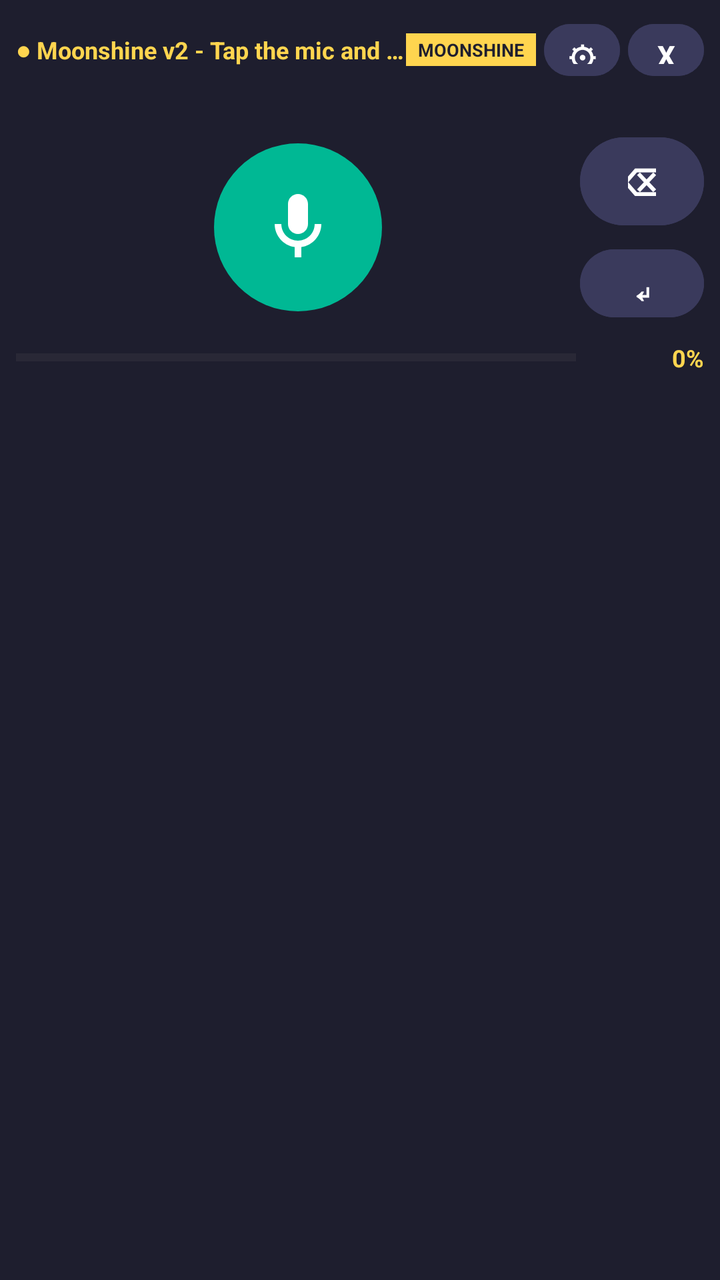
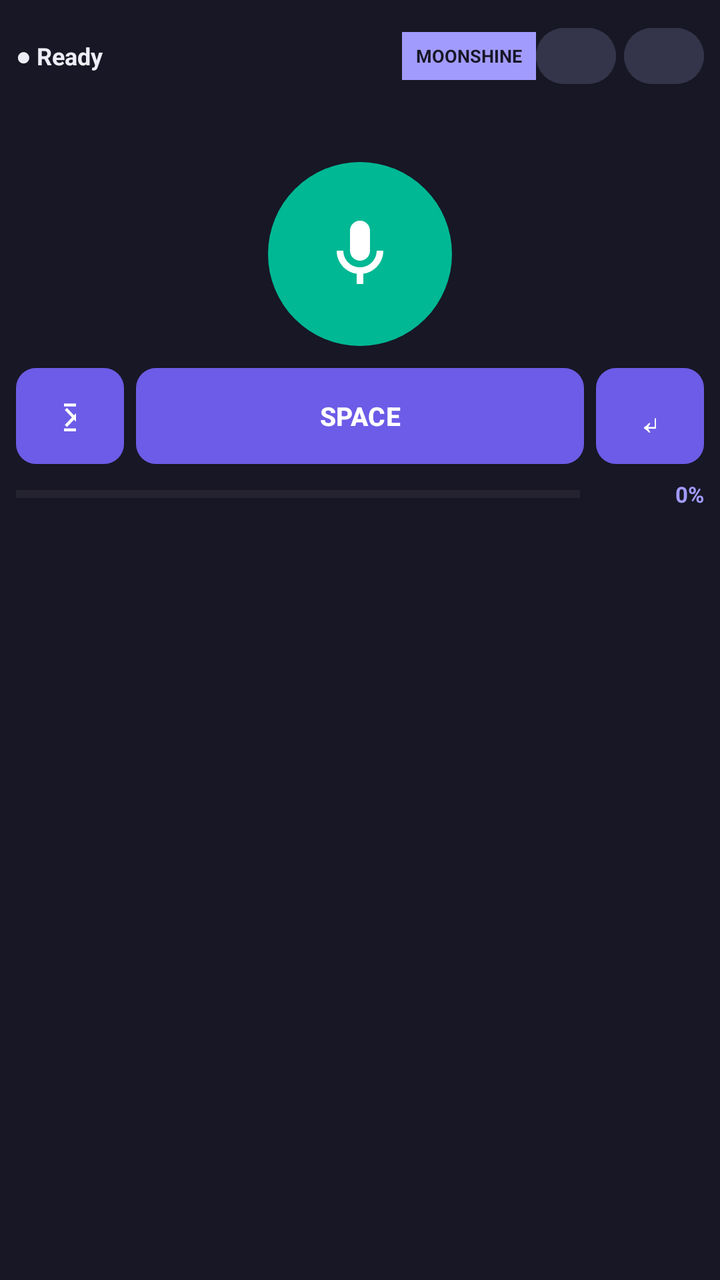

Screens rendered from an Android XML layout before and after an edit, with the pre-edit source and the edit as a unified diff.
<!-- AndroidManifest.xml: application theme Theme.WhisperKeyboard -->
<!-- res/layout/keyboard_view.xml -->
<?xml version="1.0" encoding="utf-8"?>
<LinearLayout xmlns:android="http://schemas.android.com/apk/res/android"
    android:orientation="vertical"
    android:layout_width="match_parent"
    android:layout_height="wrap_content"
    android:background="#1E1E2E"
    android:padding="8dp">

    <LinearLayout android:orientation="horizontal" android:layout_width="match_parent" android:layout_height="wrap_content" android:gravity="center_vertical">
        <TextView android:id="@+id/tvStatus" android:text="● Moonshine v2 - Tap the mic and speak" android:textColor="#FFD54F" android:textSize="12sp" android:textStyle="bold" android:layout_width="0dp" android:layout_weight="1" android:layout_height="wrap_content" android:ellipsize="end" android:maxLines="1"/>
        <TextView android:text="MOONSHINE" android:textColor="#1E1E2E" android:background="#FFD54F" android:textSize="9sp" android:textStyle="bold" android:paddingStart="6dp" android:paddingEnd="6dp" android:paddingTop="2dp" android:paddingBottom="2dp" android:layout_marginEnd="4dp" android:layout_width="wrap_content" android:layout_height="wrap_content"/>
        <Button android:id="@+id/btnKeyboardGear" android:text="⚙" android:layout_width="38dp" android:layout_height="34dp" android:minWidth="0dp" android:paddingStart="0dp" android:paddingEnd="0dp" android:textSize="15sp" android:textStyle="bold" android:textColor="#FFFFFF" android:backgroundTint="#3A3A5C" android:contentDescription="Open app settings"/>
        <Button android:id="@+id/btnCloseKeyboard" android:text="X" android:layout_width="38dp" android:layout_height="34dp" android:layout_marginStart="4dp" android:minWidth="0dp" android:paddingStart="0dp" android:paddingEnd="0dp" android:textSize="14sp" android:textStyle="bold" android:textColor="#FFFFFF" android:backgroundTint="#3A3A5C" android:contentDescription="Close keyboard (return to default keyboard)"/>
    </LinearLayout>

    
    <TextView android:id="@+id/tvLabels" android:text="" android:textColor="#9FB8FF" android:textSize="11sp" android:layout_width="match_parent" android:layout_height="wrap_content" android:gravity="center" android:singleLine="true" android:ellipsize="end" android:paddingTop="2dp"/>

    
    <LinearLayout android:id="@+id/rowOutstanding" android:orientation="horizontal" android:layout_width="match_parent" android:layout_height="wrap_content" android:gravity="center_vertical" android:layout_marginTop="4dp" android:visibility="gone">
        <Button android:id="@+id/btnTypeOutstanding" android:text="📥 Type pending transcript" android:layout_width="0dp" android:layout_weight="1" android:layout_height="38dp" android:textSize="12sp" android:textStyle="bold" android:textColor="#212121" android:backgroundTint="#74B9FF"/>
        <Button android:id="@+id/btnDiscardOutstanding" android:text="🗑" android:layout_width="42dp" android:layout_height="38dp" android:layout_marginStart="4dp" android:minWidth="0dp" android:paddingStart="0dp" android:paddingEnd="0dp" android:textSize="14sp" android:textColor="#FFFFFF" android:backgroundTint="#636E72" android:contentDescription="Discard oldest pending transcript"/>
    </LinearLayout>

    <LinearLayout android:orientation="horizontal" android:layout_width="match_parent" android:layout_height="wrap_content" android:gravity="center_vertical" android:layout_marginTop="6dp">

        
        <FrameLayout android:layout_width="0dp" android:layout_weight="1" android:layout_height="wrap_content">
            <androidx.appcompat.widget.AppCompatImageButton
                android:id="@+id/btnMicCircle"
                android:layout_width="84dp" android:layout_height="84dp"
                android:layout_gravity="center_horizontal"
                android:background="@drawable/bg_circle"
                android:backgroundTint="#00B894"
                android:src="@drawable/ic_mic"
                android:contentDescription="Record"/>
        </FrameLayout>

        
        <LinearLayout android:orientation="vertical" android:layout_width="wrap_content" android:layout_height="wrap_content">
            <Button android:id="@+id/btnBackspace" android:text="⌫" android:layout_width="62dp" android:layout_height="52dp" android:textSize="19sp" android:textStyle="bold" android:textColor="#FFFFFF" android:backgroundTint="#3A3A5C" android:contentDescription="Backspace: tap deletes a character, hold deletes words faster and faster"/>
            <Button android:id="@+id/btnEnter" android:text="↵" android:layout_width="62dp" android:layout_height="42dp" android:layout_marginTop="4dp" android:textSize="18sp" android:textStyle="bold" android:textColor="#FFFFFF" android:backgroundTint="#3A3A5C" android:contentDescription="Enter: new line"/>
        </LinearLayout>
    </LinearLayout>

    
    <LinearLayout android:orientation="horizontal" android:layout_width="match_parent" android:layout_height="wrap_content" android:gravity="center_vertical" android:layout_marginTop="8dp">
        <ProgressBar android:id="@+id/progressTranscribe" style="?android:attr/progressBarStyleHorizontal" android:layout_width="0dp" android:layout_weight="1" android:layout_height="8dp" android:max="100" android:progress="0" android:progressTint="#00B894"/>
        <TextView android:id="@+id/tvProgressPct" android:text="0%" android:textSize="12sp" android:textStyle="bold" android:textColor="#FFD54F" android:layout_width="wrap_content" android:layout_height="wrap_content" android:gravity="end" android:paddingStart="6dp" android:minWidth="64dp"/>
    </LinearLayout>

    <LinearLayout android:id="@+id/rowProcessing" android:orientation="horizontal" android:layout_width="match_parent" android:layout_height="wrap_content" android:gravity="center" android:layout_marginTop="4dp" android:visibility="gone">
        <Button android:id="@+id/btnSkipOne" android:text="Skip 1 ▸" android:layout_width="0dp" android:layout_weight="1" android:layout_height="30dp" android:textSize="11sp" android:textStyle="bold" android:textColor="#FFFFFF" android:backgroundTint="#E17055"/>
        <Button android:id="@+id/btnStopAll" android:text="■ Stop All" android:layout_width="0dp" android:layout_weight="1" android:layout_height="30dp" android:layout_marginStart="6dp" android:textSize="11sp" android:textStyle="bold" android:textColor="#FFFFFF" android:backgroundTint="#D63031"/>
    </LinearLayout>

    <TextView android:id="@+id/tvQueueBadge" android:text="" android:textSize="10sp" android:textStyle="bold" android:textColor="#FFD54F" android:layout_width="match_parent" android:layout_height="wrap_content" android:gravity="center" android:paddingTop="4dp"/>

</LinearLayout>
<!-- resources referenced by this layout -->
<resources>
  <!-- drawable bg_circle (drawable) -->
  <?xml version="1.0" encoding="utf-8"?>
  <shape xmlns:android="http://schemas.android.com/apk/res/android" android:shape="oval">
      <solid android:color="#00B894"/>
  </shape>
  <!-- drawable ic_mic (drawable) -->
  <?xml version="1.0" encoding="utf-8"?>
  <vector xmlns:android="http://schemas.android.com/apk/res/android"
      android:width="40dp" android:height="40dp"
      android:viewportWidth="24" android:viewportHeight="24">
      <path android:fillColor="#FFFFFFFF" android:pathData="M12,14c1.66,0 3,-1.34 3,-3V5c0,-1.66 -1.34,-3 -3,-3S9,3.34 9,5v6c0,1.66 1.34,3 3,3zM17,11c0,2.76 -2.24,5 -5,5s-5,-2.24 -5,-5H5c0,3.53 2.61,6.43 6,6.92V21h2v-3.08c3.39,-0.49 6,-3.39 6,-6.92h-2z"/>
  </vector>
  <style name="Theme.WhisperKeyboard" parent="Theme.Material3.DayNight.NoActionBar">
          <item name="colorPrimary">#6C5CE7</item>
          <item name="colorPrimaryVariant">#5A4BD1</item>
          <item name="colorOnPrimary">#FFFFFF</item>
          <item name="colorSecondary">#A29BFE</item>
          <item name="android:statusBarColor">#2C2C3E</item>
      </style>
</resources>

<!-- the commit's change to res/layout/keyboard_view.xml (unified diff, before → after) -->
@@ -1,59 +1,229 @@
 <?xml version="1.0" encoding="utf-8"?>
-<LinearLayout xmlns:android="http://schemas.android.com/apk/res/android"
+<LinearLayout
+    xmlns:android="http://schemas.android.com/apk/res/android"
+    xmlns:app="http://schemas.android.com/apk/res-auto"
     android:orientation="vertical"
     android:layout_width="match_parent"
     android:layout_height="wrap_content"
-    android:background="#1E1E2E"
+    android:background="#171725"
     android:padding="8dp">
 
-    <LinearLayout android:orientation="horizontal" android:layout_width="match_parent" android:layout_height="wrap_content" android:gravity="center_vertical">
-        <TextView android:id="@+id/tvStatus" android:text="● Moonshine v2 - Tap the mic and speak" android:textColor="#FFD54F" android:textSize="12sp" android:textStyle="bold" android:layout_width="0dp" android:layout_weight="1" android:layout_height="wrap_content" android:ellipsize="end" android:maxLines="1"/>
-        <TextView android:text="MOONSHINE" android:textColor="#1E1E2E" android:background="#FFD54F" android:textSize="9sp" android:textStyle="bold" android:paddingStart="6dp" android:paddingEnd="6dp" android:paddingTop="2dp" android:paddingBottom="2dp" android:layout_marginEnd="4dp" android:layout_width="wrap_content" android:layout_height="wrap_content"/>
-        <Button android:id="@+id/btnKeyboardGear" android:text="⚙" android:layout_width="38dp" android:layout_height="34dp" android:minWidth="0dp" android:paddingStart="0dp" android:paddingEnd="0dp" android:textSize="15sp" android:textStyle="bold" android:textColor="#FFFFFF" android:backgroundTint="#3A3A5C" android:contentDescription="Open app settings"/>
-        <Button android:id="@+id/btnCloseKeyboard" android:text="X" android:layout_width="38dp" android:layout_height="34dp" android:layout_marginStart="4dp" android:minWidth="0dp" android:paddingStart="0dp" android:paddingEnd="0dp" android:textSize="14sp" android:textStyle="bold" android:textColor="#FFFFFF" android:backgroundTint="#3A3A5C" android:contentDescription="Close keyboard (return to default keyboard)"/>
-    </LinearLayout>
-
-    
-    <TextView android:id="@+id/tvLabels" android:text="" android:textColor="#9FB8FF" android:textSize="11sp" android:layout_width="match_parent" android:layout_height="wrap_content" android:gravity="center" android:singleLine="true" android:ellipsize="end" android:paddingTop="2dp"/>
-
-    
-    <LinearLayout android:id="@+id/rowOutstanding" android:orientation="horizontal" android:layout_width="match_parent" android:layout_height="wrap_content" android:gravity="center_vertical" android:layout_marginTop="4dp" android:visibility="gone">
-        <Button android:id="@+id/btnTypeOutstanding" android:text="📥 Type pending transcript" android:layout_width="0dp" android:layout_weight="1" android:layout_height="38dp" android:textSize="12sp" android:textStyle="bold" android:textColor="#212121" android:backgroundTint="#74B9FF"/>
-        <Button android:id="@+id/btnDiscardOutstanding" android:text="🗑" android:layout_width="42dp" android:layout_height="38dp" android:layout_marginStart="4dp" android:minWidth="0dp" android:paddingStart="0dp" android:paddingEnd="0dp" android:textSize="14sp" android:textColor="#FFFFFF" android:backgroundTint="#636E72" android:contentDescription="Discard oldest pending transcript"/>
-    </LinearLayout>
-
-    <LinearLayout android:orientation="horizontal" android:layout_width="match_parent" android:layout_height="wrap_content" android:gravity="center_vertical" android:layout_marginTop="6dp">
-
-        
-        <FrameLayout android:layout_width="0dp" android:layout_weight="1" android:layout_height="wrap_content">
-            <androidx.appcompat.widget.AppCompatImageButton
-                android:id="@+id/btnMicCircle"
-                android:layout_width="84dp" android:layout_height="84dp"
-                android:layout_gravity="center_horizontal"
-                android:background="@drawable/bg_circle"
-                android:backgroundTint="#00B894"
-                android:src="@drawable/ic_mic"
-                android:contentDescription="Record"/>
-        </FrameLayout>
-
-        
-        <LinearLayout android:orientation="vertical" android:layout_width="wrap_content" android:layout_height="wrap_content">
-            <Button android:id="@+id/btnBackspace" android:text="⌫" android:layout_width="62dp" android:layout_height="52dp" android:textSize="19sp" android:textStyle="bold" android:textColor="#FFFFFF" android:backgroundTint="#3A3A5C" android:contentDescription="Backspace: tap deletes a character, hold deletes words faster and faster"/>
-            <Button android:id="@+id/btnEnter" android:text="↵" android:layout_width="62dp" android:layout_height="42dp" android:layout_marginTop="4dp" android:textSize="18sp" android:textStyle="bold" android:textColor="#FFFFFF" android:backgroundTint="#3A3A5C" android:contentDescription="Enter: new line"/>
-        </LinearLayout>
-    </LinearLayout>
-
-    
-    <LinearLayout android:orientation="horizontal" android:layout_width="match_parent" android:layout_height="wrap_content" android:gravity="center_vertical" android:layout_marginTop="8dp">
-        <ProgressBar android:id="@+id/progressTranscribe" style="?android:attr/progressBarStyleHorizontal" android:layout_width="0dp" android:layout_weight="1" android:layout_height="8dp" android:max="100" android:progress="0" android:progressTint="#00B894"/>
-        <TextView android:id="@+id/tvProgressPct" android:text="0%" android:textSize="12sp" android:textStyle="bold" android:textColor="#FFD54F" android:layout_width="wrap_content" android:layout_height="wrap_content" android:gravity="end" android:paddingStart="6dp" android:minWidth="64dp"/>
-    </LinearLayout>
-
-    <LinearLayout android:id="@+id/rowProcessing" android:orientation="horizontal" android:layout_width="match_parent" android:layout_height="wrap_content" android:gravity="center" android:layout_marginTop="4dp" android:visibility="gone">
-        <Button android:id="@+id/btnSkipOne" android:text="Skip 1 ▸" android:layout_width="0dp" android:layout_weight="1" android:layout_height="30dp" android:textSize="11sp" android:textStyle="bold" android:textColor="#FFFFFF" android:backgroundTint="#E17055"/>
-        <Button android:id="@+id/btnStopAll" android:text="■ Stop All" android:layout_width="0dp" android:layout_weight="1" android:layout_height="30dp" android:layout_marginStart="6dp" android:textSize="11sp" android:textStyle="bold" android:textColor="#FFFFFF" android:backgroundTint="#D63031"/>
-    </LinearLayout>
-
-    <TextView android:id="@+id/tvQueueBadge" android:text="" android:textSize="10sp" android:textStyle="bold" android:textColor="#FFD54F" android:layout_width="match_parent" android:layout_height="wrap_content" android:gravity="center" android:paddingTop="4dp"/>
+    
+    <LinearLayout
+        android:layout_width="match_parent"
+        android:layout_height="40dp"
+        android:gravity="center_vertical">
+
+        <TextView
+            android:id="@+id/tvStatus"
+            android:layout_width="0dp"
+            android:layout_height="wrap_content"
+            android:layout_weight="1"
+            android:text="● Ready"
+            android:textColor="#EDEDF7"
+            android:textSize="12sp"
+            android:textStyle="bold"
+            android:maxLines="1"
+            android:ellipsize="end"/>
+
+        <TextView
+            android:layout_width="wrap_content"
+            android:layout_height="24dp"
+            android:text="MOONSHINE"
+            android:textSize="9sp"
+            android:textStyle="bold"
+            android:textColor="#171725"
+            android:gravity="center"
+            android:paddingStart="7dp"
+            android:paddingEnd="7dp"
+            android:background="#A29BFE"/>
+
+        <Button
+            android:id="@+id/btnKeyboardGear"
+            android:layout_width="40dp"
+            android:layout_height="36dp"
+            android:minWidth="0dp"
+            android:text="⚙"
+            android:textSize="17sp"
+            android:textColor="#FFFFFF"
+            android:backgroundTint="#34344A"
+            android:contentDescription="Settings"/>
+
+        <Button
+            android:id="@+id/btnCloseKeyboard"
+            android:layout_width="40dp"
+            android:layout_height="36dp"
+            android:layout_marginStart="4dp"
+            android:minWidth="0dp"
+            android:text="×"
+            android:textSize="20sp"
+            android:textColor="#FFFFFF"
+            android:backgroundTint="#34344A"
+            android:contentDescription="Switch keyboard"/>
+    </LinearLayout>
+
+    
+    <TextView
+        android:id="@+id/tvLabels"
+        android:layout_width="match_parent"
+        android:layout_height="24dp"
+        android:gravity="center"
+        android:textColor="#AAA9C9"
+        android:textSize="10sp"
+        android:maxLines="1"
+        android:ellipsize="end"/>
+
+    
+    <LinearLayout
+        android:layout_width="match_parent"
+        android:layout_height="110dp"
+        android:gravity="center">
+
+        <androidx.appcompat.widget.AppCompatImageButton
+            android:id="@+id/btnMicCircle"
+            android:layout_width="92dp"
+            android:layout_height="92dp"
+            android:background="@drawable/bg_circle"
+            android:backgroundTint="#00B894"
+            android:src="@drawable/ic_mic"
+            android:contentDescription="Start or stop voice recording"/>
+    </LinearLayout>
+
+    
+    <LinearLayout
+        android:layout_width="match_parent"
+        android:layout_height="52dp"
+        android:gravity="center_vertical">
+
+        <Button
+            android:id="@+id/btnBackspace"
+            android:layout_width="54dp"
+            android:layout_height="48dp"
+            android:minWidth="0dp"
+            android:text="⌫"
+            android:textSize="20sp"
+            android:textColor="#FFFFFF"
+            android:background="@drawable/bg_keyboard_key"
+            android:contentDescription="Backspace"/>
+
+        <Button
+            android:id="@+id/btnSpace"
+            android:layout_width="0dp"
+            android:layout_height="48dp"
+            android:layout_weight="1"
+            android:layout_marginStart="6dp"
+            android:layout_marginEnd="6dp"
+            android:minWidth="0dp"
+            android:text="SPACE"
+            android:textSize="13sp"
+            android:textStyle="bold"
+            android:textColor="#FFFFFF"
+            android:background="@drawable/bg_keyboard_key"
+            android:contentDescription="Space"/>
+
+        <Button
+            android:id="@+id/btnEnter"
+            android:layout_width="54dp"
+            android:layout_height="48dp"
+            android:minWidth="0dp"
+            android:text="↵"
+            android:textSize="20sp"
+            android:textColor="#FFFFFF"
+            android:background="@drawable/bg_keyboard_key"
+            android:contentDescription="Enter"/>
+    </LinearLayout>
+
+    
+    <LinearLayout
+        android:id="@+id/rowOutstanding"
+        android:orientation="horizontal"
+        android:layout_width="match_parent"
+        android:layout_height="42dp"
+        android:visibility="gone"
+        android:gravity="center_vertical">
+
+        <Button
+            android:id="@+id/btnTypeOutstanding"
+            android:layout_width="0dp"
+            android:layout_height="38dp"
+            android:layout_weight="1"
+            android:text="Type pending transcript"
+            android:textSize="11sp"
+            android:textColor="#FFFFFF"
+            android:backgroundTint="#5C7CFA"/>
+
+        <Button
+            android:id="@+id/btnDiscardOutstanding"
+            android:layout_width="42dp"
+            android:layout_height="38dp"
+            android:layout_marginStart="4dp"
+            android:minWidth="0dp"
+            android:text="×"
+            android:textColor="#FFFFFF"
+            android:backgroundTint="#555566"/>
+    </LinearLayout>
+
+    
+    <LinearLayout
+        android:layout_width="match_parent"
+        android:layout_height="26dp"
+        android:gravity="center_vertical">
+
+        <ProgressBar
+            android:id="@+id/progressTranscribe"
+            style="?android:attr/progressBarStyleHorizontal"
+            android:layout_width="0dp"
+            android:layout_height="6dp"
+            android:layout_weight="1"
+            android:max="100"/>
+
+        <TextView
+            android:id="@+id/tvProgressPct"
+            android:layout_width="62dp"
+            android:layout_height="wrap_content"
+            android:gravity="end"
+            android:text="0%"
+            android:textColor="#A29BFE"
+            android:textSize="11sp"
+            android:textStyle="bold"/>
+    </LinearLayout>
+
+    
+    <LinearLayout
+        android:id="@+id/rowProcessing"
+        android:orientation="horizontal"
+        android:layout_width="match_parent"
+        android:layout_height="34dp"
+        android:visibility="gone">
+
+        <Button
+            android:id="@+id/btnSkipOne"
+            android:layout_width="0dp"
+            android:layout_height="30dp"
+            android:layout_weight="1"
+            android:text="Skip"
+            android:textSize="11sp"
+            android:textColor="#FFFFFF"
+            android:backgroundTint="#E17055"/>
+
+        <Button
+            android:id="@+id/btnStopAll"
+            android:layout_width="0dp"
+            android:layout_height="30dp"
+            android:layout_weight="1"
+            android:layout_marginStart="6dp"
+            android:text="Stop All"
+            android:textSize="11sp"
+            android:textColor="#FFFFFF"
+            android:backgroundTint="#D63031"/>
+    </LinearLayout>
+
+    <TextView
+        android:id="@+id/tvQueueBadge"
+        android:layout_width="match_parent"
+        android:layout_height="20dp"
+        android:gravity="center"
+        android:textColor="#AAA9C9"
+        android:textSize="10sp"/>
 
 </LinearLayout>
<!-- resource entries referenced after the edit -->
@@ -5,6 +5,35 @@
   <shape xmlns:android="http://schemas.android.com/apk/res/android" android:shape="oval">
       <solid android:color="#00B894"/>
   </shape>
+  <!-- drawable bg_keyboard_key (drawable) -->
+  <?xml version="1.0" encoding="utf-8"?>
+  <selector xmlns:android="http://schemas.android.com/apk/res/android">
+  
+      <item android:state_pressed="true">
+          <shape android:shape="rectangle">
+              <corners android:radius="10dp"/>
+              <solid android:color="#34344A"/>
+              <padding
+                  android:left="8dp"
+                  android:top="6dp"
+                  android:right="8dp"
+                  android:bottom="6dp"/>
+          </shape>
+      </item>
+  
+      <item>
+          <shape android:shape="rectangle">
+              <corners android:radius="10dp"/>
+              <solid android:color="#45455F"/>
+              <padding
+                  android:left="8dp"
+                  android:top="6dp"
+                  android:right="8dp"
+                  android:bottom="6dp"/>
+          </shape>
+      </item>
+  
+  </selector>
   <!-- drawable ic_mic (drawable) -->
   <?xml version="1.0" encoding="utf-8"?>
   <vector xmlns:android="http://schemas.android.com/apk/res/android"
